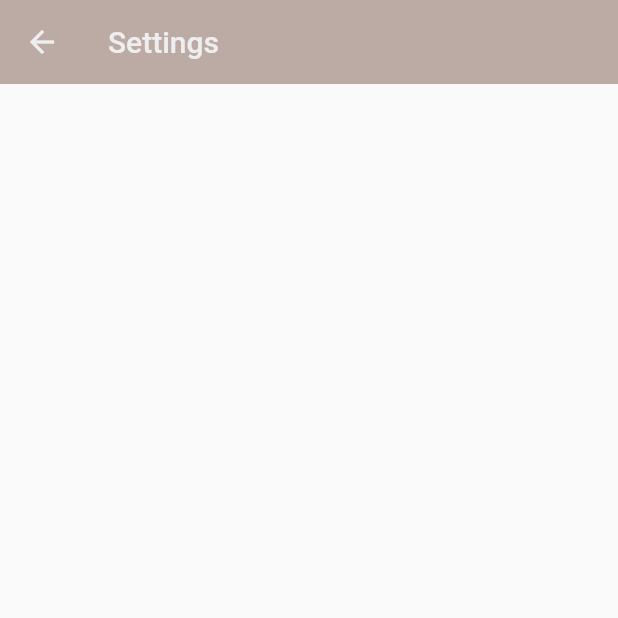
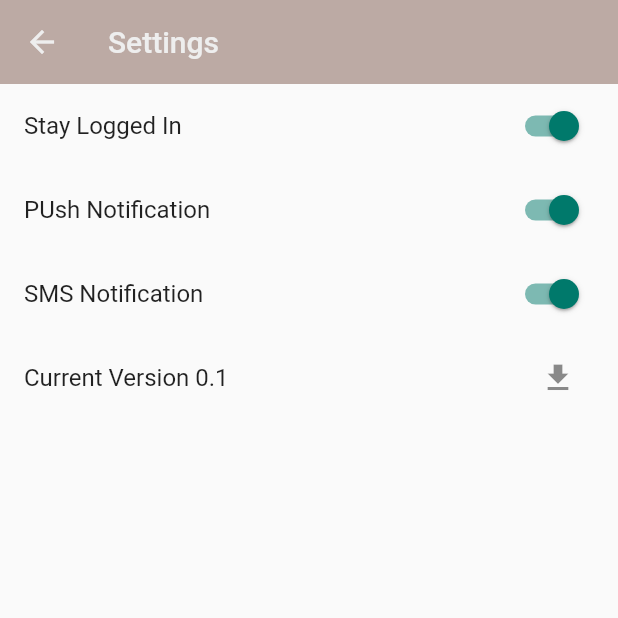
Before and after one commit to pincoin/flutter_ransabai, a Flutter app: the SettingsScreen screen opened directly, on a phone screen of 412 x 824 dp, the top half of it. Run offline on Flutter 3.47's test engine with Material 2 defaults, Android fonts, the phone set to English and light mode, and no system bars.

Commit message:
settings page

```diff
--- a/lib/common/constants.dart
+++ b/lib/common/constants.dart
@@ -7,3 +7,8 @@ const titleOrders = 'Orders';
 const titleMyPage = 'MyPage';
 const titleSettings = 'Settings';
 const titleNotifications = 'Notifications';
+
+const settingsAutoLogin = 'Stay Logged In';
+const settingsPushNotification = 'PUsh Notification';
+const settingsSMSNotification = 'SMS Notification';
+const settingsCurrentVersion = 'Current Version';
--- a/lib/screens/settings_screen.dart
+++ b/lib/screens/settings_screen.dart
@@ -12,7 +12,34 @@ class SettingsScreen extends StatelessWidget {
       body: SafeArea(
         child: ListView(
           children: [
-            ListTile(),
+            ListTile(
+              title: const Text(settingsAutoLogin),
+              trailing: Switch(
+                value: true,
+                onChanged: (changed) {},
+              ),
+            ),
+            ListTile(
+              title: const Text(settingsPushNotification),
+              trailing: Switch(
+                value: true,
+                onChanged: (changed) {},
+              ),
+            ),
+            ListTile(
+              title: const Text(settingsSMSNotification),
+              trailing: Switch(
+                value: true,
+                onChanged: (changed) {},
+              ),
+            ),
+            ListTile(
+              title: const Text('$settingsCurrentVersion 0.1'),
+              trailing: IconButton(
+                icon: const Icon(Icons.download),
+                onPressed: () {},
+              ),
+            ),
           ],
         ),
       ),
```
